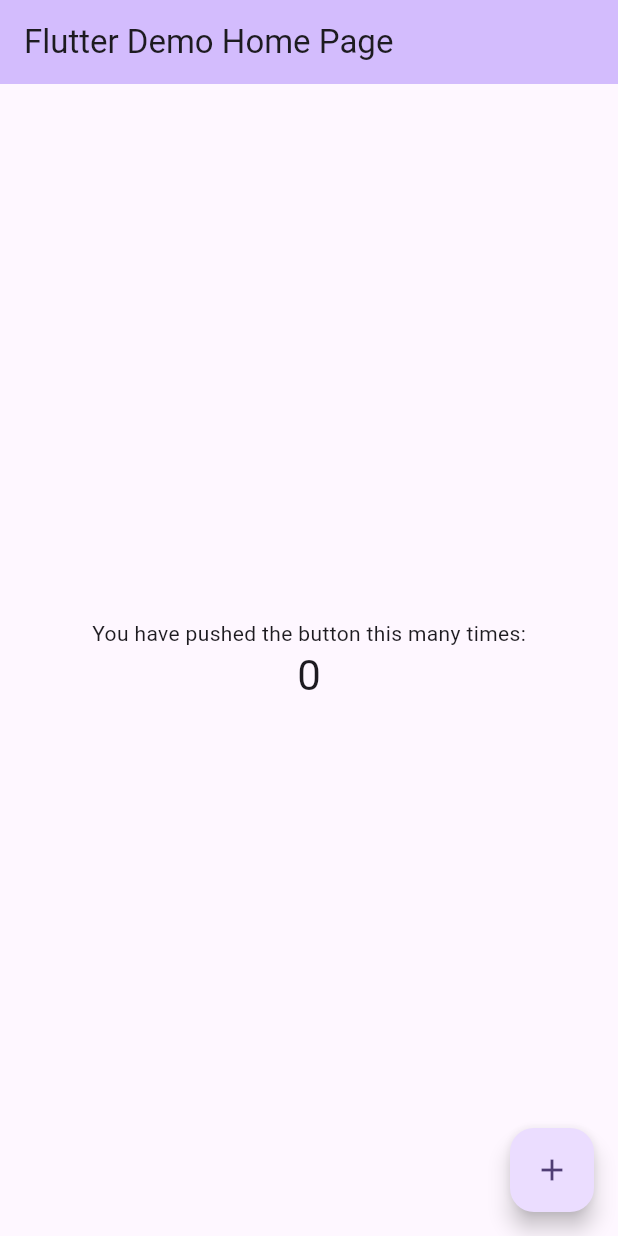
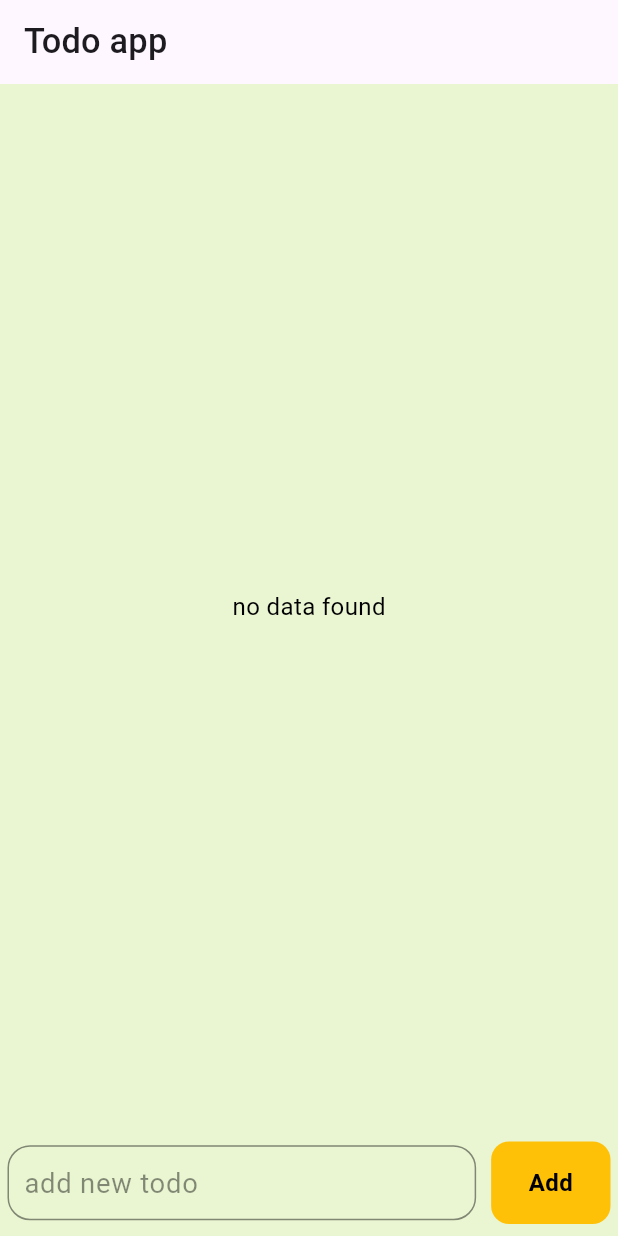
Before and after one commit to rezwansaki/class14assignment_todolist_flutter_batch2_task, a Flutter app: the screen it shows after launch, on a phone screen of 412 x 824 dp. Run offline on Flutter 3.47's test engine with Material 3 defaults, Android fonts, the light colour scheme and no system bars; our stand-ins replace flutter_screenutil, sqflite; accounts and stored records are empty.

Commit message:
Todo app - done

```diff
--- a/lib/main.dart
+++ b/lib/main.dart
@@ -1,125 +1,35 @@
+import 'package:class14assignment_todolist_flutter_batch2_task/screens/home_screen.dart';
 import 'package:flutter/material.dart';
+import 'package:flutter_screenutil/flutter_screenutil.dart';
 
-void main() {
+Future main() async {
   runApp(const MyApp());
 }
 
 class MyApp extends StatelessWidget {
   const MyApp({super.key});
 
-  // This widget is the root of your application.
   @override
   Widget build(BuildContext context) {
-    return MaterialApp(
-      title: 'Flutter Demo',
-      theme: ThemeData(
-        // This is the theme of your application.
-        //
-        // TRY THIS: Try running your application with "flutter run". You'll see
-        // the application has a purple toolbar. Then, without quitting the app,
-        // try changing the seedColor in the colorScheme below to Colors.green
-        // and then invoke "hot reload" (save your changes or press the "hot
-        // reload" button in a Flutter-supported IDE, or press "r" if you used
-        // the command line to start the app).
-        //
-        // Notice that the counter didn't reset back to zero; the application
-        // state is not lost during the reload. To reset the state, use hot
-        // restart instead.
-        //
-        // This works for code too, not just values: Most code changes can be
-        // tested with just a hot reload.
-        colorScheme: ColorScheme.fromSeed(seedColor: Colors.deepPurple),
-        useMaterial3: true,
-      ),
-      home: const MyHomePage(title: 'Flutter Demo Home Page'),
+    //Set the fit size (Find your UI design, look at the dimensions of the device screen and fill it in,unit in dp)
+    return ScreenUtilInit(
+      designSize: const Size(360, 690),
+      minTextAdapt: true,
+      splitScreenMode: true,
+      // Use builder only if you need to use library outside ScreenUtilInit context
+      builder: (_, child) {
+        return MaterialApp(
+          debugShowCheckedModeBanner: false,
+          title: 'To-Do App',
+          // You can use the library anywhere in the app even in theme
+          theme: ThemeData(
+            primarySwatch: Colors.blue,
+            textTheme: Typography.englishLike2018.apply(fontSizeFactor: 1.sp),
+          ),
+          home: child,
+        );
+      },
+      child: const Homepage(),
     );
   }
 }
-
-class MyHomePage extends StatefulWidget {
-  const MyHomePage({super.key, required this.title});
-
-  // This widget is the home page of your application. It is stateful, meaning
-  // that it has a State object (defined below) that contains fields that affect
-  // how it looks.
-
-  // This class is the configuration for the state. It holds the values (in this
-  // case the title) provided by the parent (in this case the App widget) and
-  // used by the build method of the State. Fields in a Widget subclass are
-  // always marked "final".
-
-  final String title;
-
-  @override
-  State<MyHomePage> createState() => _MyHomePageState();
-}
-
-class _MyHomePageState extends State<MyHomePage> {
-  int _counter = 0;
-
-  void _incrementCounter() {
-    setState(() {
-      // This call to setState tells the Flutter framework that something has
-      // changed in this State, which causes it to rerun the build method below
-      // so that the display can reflect the updated values. If we changed
-      // _counter without calling setState(), then the build method would not be
-      // called again, and so nothing would appear to happen.
-      _counter++;
-    });
-  }
-
-  @override
-  Widget build(BuildContext context) {
-    // This method is rerun every time setState is called, for instance as done
-    // by the _incrementCounter method above.
-    //
-    // The Flutter framework has been optimized to make rerunning build methods
-    // fast, so that you can just rebuild anything that needs updating rather
-    // than having to individually change instances of widgets.
-    return Scaffold(
-      appBar: AppBar(
-        // TRY THIS: Try changing the color here to a specific color (to
-        // Colors.amber, perhaps?) and trigger a hot reload to see the AppBar
-        // change color while the other colors stay the same.
-        backgroundColor: Theme.of(context).colorScheme.inversePrimary,
-        // Here we take the value from the MyHomePage object that was created by
-        // the App.build method, and use it to set our appbar title.
-        title: Text(widget.title),
-      ),
-      body: Center(
-        // Center is a layout widget. It takes a single child and positions it
-        // in the middle of the parent.
-        child: Column(
-          // Column is also a layout widget. It takes a list of children and
-          // arranges them vertically. By default, it sizes itself to fit its
-          // children horizontally, and tries to be as tall as its parent.
-          //
-          // Column has various properties to control how it sizes itself and
-          // how it positions its children. Here we use mainAxisAlignment to
-          // center the children vertically; the main axis here is the vertical
-          // axis because Columns are vertical (the cross axis would be
-          // horizontal).
-          //
-          // TRY THIS: Invoke "debug painting" (choose the "Toggle Debug Paint"
-          // action in the IDE, or press "p" in the console), to see the
-          // wireframe for each widget.
-          mainAxisAlignment: MainAxisAlignment.center,
-          children: <Widget>[
-            const Text(
-              'You have pushed the button this many times:',
-            ),
-            Text(
-              '$_counter',
-              style: Theme.of(context).textTheme.headlineMedium,
-            ),
-          ],
-        ),
-      ),
-      floatingActionButton: FloatingActionButton(
-        onPressed: _incrementCounter,
-        tooltip: 'Increment',
-        child: const Icon(Icons.add),
-      ), // This trailing comma makes auto-formatting nicer for build methods.
-    );
-  }
-}
--- /dev/null
+++ b/lib/models/db_model.dart
@@ -0,0 +1,105 @@
+import 'package:sqflite/sqflite.dart'; // sqflite for database
+import 'package:path/path.dart'; // the path package
+import './todo_model.dart'; // the todo model we created before
+
+class DatabaseConnect {
+  Database? _database;
+
+  // create a getter and open a connection to database
+  Future<Database> get database async {
+    // this is the location of our database in device. ex - data/data/....
+    final dbpath = await getDatabasesPath();
+    // this is the name of our database.
+    const dbname = 'todo.db';
+    // this joins the dbpath and dbname and creates a full path for database.
+    // ex - data/data/todo.db
+    final path = join(dbpath, dbname);
+
+    // open the connection
+    _database = await openDatabase(path, version: 1, onCreate: _createDB);
+    // we will create the _createDB function separately
+
+    return _database!;
+  }
+
+  // the _create db function
+  // this creates Tables in our database
+  Future<void> _createDB(Database db, int version) async {
+    // make sure the columns we create in our table match the todo_model field.
+    await db.execute('''
+      CREATE TABLE todo(
+        id INTEGER PRIMARY KEY AUTOINCREMENT,
+        title TEXT,
+        creationDate TEXT,
+        isChecked INTEGER
+      )
+    ''');
+  }
+
+  // function to add data into our database
+  Future<void> insertTodo(Todo todo) async {
+    // get the connection to database
+    final db = await database;
+    // insert the todo
+    await db.insert(
+      'todo', // the name of our table
+      todo.toMap(), // the function we created in our todo_model
+      conflictAlgorithm:
+          ConflictAlgorithm.replace, // this will replace the duplicate entry
+    );
+  }
+
+  // function to delete a  todo from our database
+  Future<void> deleteTodo(Todo todo) async {
+    final db = await database;
+    // delete the todo from database based on its id.
+    await db.delete(
+      'todo',
+      where: 'id == ?', // this condition will check for id in todo list
+      whereArgs: [todo.id],
+    );
+  }
+
+  // function to fetch all the todo data from our database
+  Future<List<Todo>> getTodo() async {
+    final db = await database;
+    // query the database and save the todo as list of maps
+    List<Map<String, dynamic>> items = await db.query(
+      'todo',
+      orderBy: 'id DESC',
+    ); // this will order the list by id in descending order.
+    // so the latest todo will be displayed on top.
+
+    // now convert the items from list of maps to list of todo
+
+    return List.generate(
+      items.length,
+      (i) => Todo(
+        id: items[i]['id'],
+        title: items[i]['title'],
+        creationDate: DateTime.parse(items[i][
+            'creationDate']), // this is in Text format right now. let's convert it to dateTime format
+        isChecked: items[i]['isChecked'] == 1
+            ? true
+            : false, // this will convert the Integer to boolean. 1 = true, 0 = false.
+      ),
+    );
+  }
+
+  // ------- not included in video--------
+
+  // function for updating a todo in todoList
+  Future<void> updateTodo(int id, String title) async {
+    final db = await database;
+
+    await db.update(
+      'todo', // table name
+      {
+        //
+        'title': title, // data we have to update
+      }, //
+      where: 'id == ?', // which Row we have to update
+      whereArgs: [id],
+    );
+  }
+}
--- /dev/null
+++ b/lib/models/todo_model.dart
@@ -0,0 +1,34 @@
+class Todo {
+  int? id;
+  final String title;
+  DateTime creationDate;
+  bool isChecked;
+
+  // create the constructor
+  Todo({
+    this.id,
+    required this.title,
+    required this.creationDate,
+    required this.isChecked,
+  });
+
+  // to save this data in database we need to convert it to a map
+  // let's create a function for that
+  Map<String, dynamic> toMap() {
+    return {
+      'id': id,
+      'title': title,
+      'creationDate': creationDate
+          .toString(), // sqflite database doesn't support the datetime type so we will save it as Text.
+      'isChecked': isChecked
+          ? 1
+          : 0, // it doesn't support the boolean either, so we save that as integer.
+    };
+  }
+
+  // this function is for debugging only
+  @override
+  String toString() {
+    return 'Todo(id : $id, title : $title, creationDate : $creationDate, isChecked : $isChecked)';
+  }
+}
--- /dev/null
+++ b/lib/screens/home_screen.dart
@@ -0,0 +1,48 @@
+import 'package:flutter/material.dart';
+import '../models/db_model.dart';
+import '../models/todo_model.dart';
+import '../widgets/user_input.dart';
+import '../widgets/todo_list.dart';
+
+class Homepage extends StatefulWidget {
+  const Homepage({Key? key}) : super(key: key);
+
+  @override
+  _HomepageState createState() => _HomepageState();
+}
+
+class _HomepageState extends State<Homepage> {
+  // we have to create our functions here, where the two widgets can communicate
+
+  // create a database object so we can access database functions
+  var db = DatabaseConnect();
+
+  // function to add todo
+  void addItem(Todo todo) async {
+    await db.insertTodo(todo);
+    setState(() {});
+  }
+
+  // function to delete todo
+  void deleteItem(Todo todo) async {
+    await db.deleteTodo(todo);
+    setState(() {});
+  }
+
+  @override
+  Widget build(BuildContext context) {
+    return Scaffold(
+      appBar: AppBar(
+        title: const Text('Todo app'),
+      ),
+      backgroundColor: Color.fromARGB(255, 234, 245, 210),
+      body: Column(
+        children: [
+          Todolist(insertFunction: addItem, deleteFunction: deleteItem),
+          // we will add our widgets here.
+          UserInput(insertFunction: addItem),
+        ],
+      ),
+    );
+  }
+}
--- /dev/null
+++ b/lib/widgets/todo_list.dart
@@ -0,0 +1,48 @@
+import 'package:flutter/material.dart';
+import '../models/db_model.dart';
+import './todo_card.dart';
+
+class Todolist extends StatelessWidget {
+  // create an object of database connect
+  // to pass down to todocard, first our todolist have to receive the functions
+  final Function insertFunction;
+  final Function deleteFunction;
+  final db = DatabaseConnect();
+  Todolist(
+      {required this.insertFunction, required this.deleteFunction, Key? key})
+      : super(key: key);
+
+  @override
+  Widget build(BuildContext context) {
+    return Expanded(
+      child: FutureBuilder(
+        future: db.getTodo(),
+        initialData: const [],
+        builder: (BuildContext context, AsyncSnapshot<List> snapshot) {
+          var data =
+              snapshot.data; // this is the data we have to show. (list of todo)
+          var datalength = data!.length;
+
+          return datalength == 0
+              ? const Center(
+                  child: Text(
+                    'no data found',
+                    style: TextStyle(color: Colors.black),
+                  ),
+                )
+              : ListView.builder(
+                  itemCount: datalength,
+                  itemBuilder: (context, i) => Todocard(
+                    id: data[i].id,
+                    title: data[i].title,
+                    creationDate: data[i].creationDate,
+                    isChecked: data[i].isChecked,
+                    insertFunction: insertFunction,
+                    deleteFunction: deleteFunction,
+                  ),
+                );
+        },
+      ),
+    );
+  }
+}
--- /dev/null
+++ b/lib/widgets/user_input.dart
@@ -0,0 +1,66 @@
+import 'package:flutter/material.dart';
+import '../models/todo_model.dart';
+
+class UserInput extends StatelessWidget {
+  final textController = TextEditingController();
+  final Function insertFunction; // this will receive the addItem function
+  UserInput({required this.insertFunction, Key? key}) : super(key: key);
+
+  @override
+  Widget build(BuildContext context) {
+    return Container(
+      padding: const EdgeInsets.symmetric(horizontal: 5, vertical: 8),
+      // color: const Color(0xFFDAB5FF),
+      child: Row(
+        children: [
+          // this will be the input box
+          Expanded(
+            child: Container(
+              padding: const EdgeInsets.symmetric(horizontal: 10),
+              decoration: BoxDecoration(
+                border: Border.all(color: Colors.black45),
+                borderRadius: BorderRadius.circular(15),
+              ),
+              child: TextField(
+                controller: textController,
+                decoration: InputDecoration(
+                  hintText: 'add new todo',
+                  hintStyle: TextStyle(color: Colors.black45),
+                  border: InputBorder.none,
+                ),
+                style: TextStyle(color: Colors.black),
+              ),
+            ),
+          ),
+          const SizedBox(width: 10),
+          // this will be the button
+          GestureDetector(
+            onTap: () {
+              // create a todo
+              var myTodo = Todo(
+                  title: textController.text,
+                  creationDate: DateTime.now(),
+                  isChecked: false);
+              // pass this to the insertfunction as parameter
+              insertFunction(myTodo);
+            },
+            child: Container(
+              decoration: BoxDecoration(
+                color: Colors.amber,
+                borderRadius: BorderRadius.circular(12),
+              ),
+              padding: const EdgeInsets.symmetric(horizontal: 25, vertical: 18),
+              child: const Text(
+                'Add',
+                style: TextStyle(
+                  color: Colors.black,
+                  fontWeight: FontWeight.bold,
+                ),
+              ),
+            ),
+          )
+        ],
+      ),
+    );
+  }
+}
```
Also changed, not shown: lib/widgets/todo_card.dart (added, +97 -0 lines), pubspec.yaml (+11 -8 lines), pubspec.lock, 2 other files.
